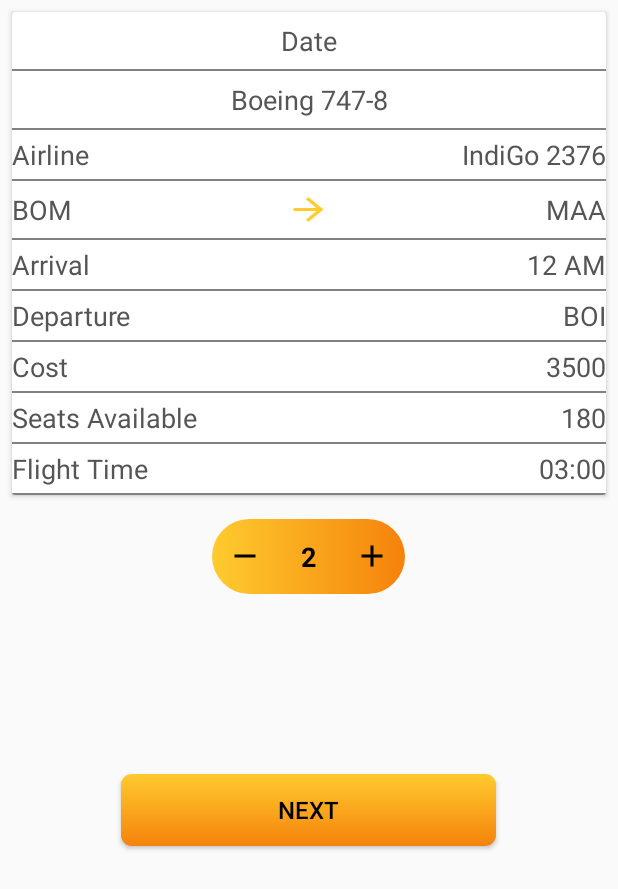
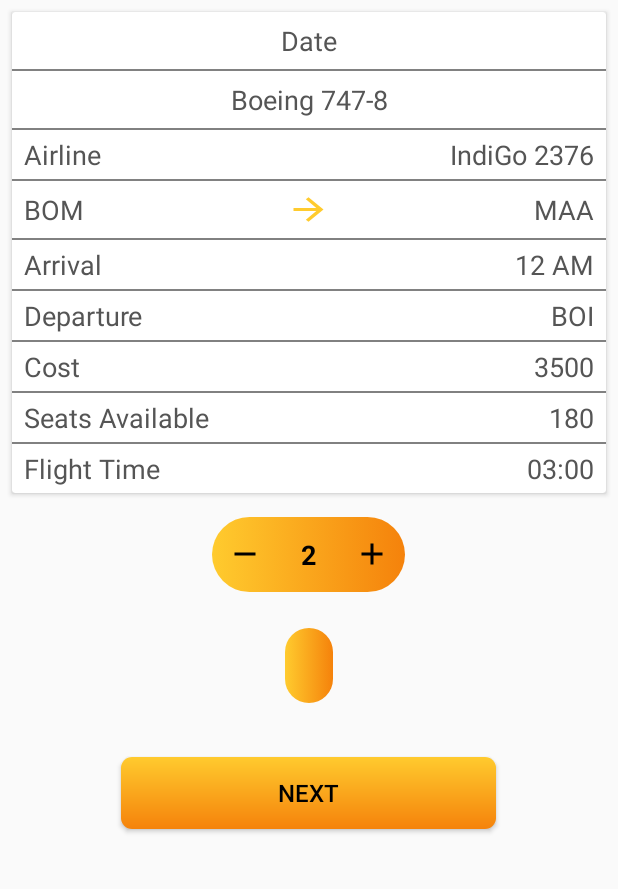
Before and after one commit to Bhushan-CPatil/TestApplication, an Android app: the layout activity_ticket_booking.xml on its own in the app's theme, with its tools: preview values and no code run, on a phone screen of 412 x 824 dp. Shown: the top 889 px of the screen. Run offline under Robolectric (Android 15) with nearby library versions, the phone set to English and light mode, and no system bars.

Commit message:
Initial commit

```diff
--- a/app/src/main/java/com/bhushan/testapplication/fragment/Flight_List.java
+++ b/app/src/main/java/com/bhushan/testapplication/fragment/Flight_List.java
@@ -67,7 +67,7 @@ public class Flight_List extends Fragment {
                 myHolder.to.setText(model.getFTO());
                 myHolder.arrival.setText(model.getARRIVAL());
                 myHolder.depar.setText(model.getDEPARTURE());
-                myHolder.cost.setText("₹. : "+model.getECOST());
+                myHolder.cost.setText("₹. "+model.getECOST());
                 myHolder.itemView.setTag(i);
 
                         myHolder.itemView.setOnClickListener(new View.OnClickListener() {
--- a/app/src/main/res/layout/activity_ticket_booking.xml
+++ b/app/src/main/res/layout/activity_ticket_booking.xml
@@ -76,6 +76,7 @@
                         android:layout_height="wrap_content"
                         android:layout_weight="1"
                         android:text="Airline"
+                        android:paddingLeft="8dp"
                         android:textColor="@color/textcolordarkgray"
                         android:textSize="18sp" />
 
@@ -85,6 +86,7 @@
                         android:layout_height="wrap_content"
                         android:layout_weight="1"
                         android:text="IndiGo 2376"
+                        android:paddingRight="8dp"
                         android:gravity="end"
                         android:textColor="@color/textcolordarkgray"
                         android:textSize="18sp" />
@@ -115,6 +117,7 @@
                         android:layout_height="wrap_content"
                         android:layout_weight="6"
                         android:text="BOM"
+                        android:paddingLeft="8dp"
                         android:gravity="left"
                         android:layout_gravity="center"
                         android:textColor="@color/textcolordarkgray"
@@ -132,6 +135,7 @@
                         android:layout_height="wrap_content"
                         android:layout_weight="6"
                         android:text="MAA"
+                        android:paddingRight="8dp"
                         android:layout_gravity="center"
                         android:gravity="end"
                         android:textColor="@color/textcolordarkgray"
@@ -154,6 +158,7 @@
                         android:layout_height="wrap_content"
                         android:layout_weight="1"
                         android:text="Arrival"
+                        android:paddingLeft="8dp"
                         android:textColor="@color/textcolordarkgray"
                         android:textSize="18sp" />
 
@@ -163,6 +168,7 @@
                         android:layout_height="wrap_content"
                         android:layout_weight="1"
                         android:gravity="end"
+                        android:paddingRight="8dp"
                         android:text="12 AM"
                         android:textColor="@color/textcolordarkgray"
                         android:textSize="18sp" />
@@ -185,6 +191,7 @@
                         android:layout_height="wrap_content"
                         android:layout_weight="1"
                         android:text="Departure"
+                        android:paddingLeft="8dp"
                         android:textColor="@color/textcolordarkgray"
                         android:textSize="18sp" />
 
@@ -194,6 +201,7 @@
                         android:layout_height="wrap_content"
                         android:layout_weight="1"
                         android:text="BOI"
+                        android:paddingRight="8dp"
                         android:gravity="end"
                         android:textColor="@color/textcolordarkgray"
                         android:textSize="18sp" />
@@ -216,6 +224,7 @@
                         android:layout_height="wrap_content"
                         android:layout_weight="1"
                         android:text="Cost"
+                        android:paddingLeft="8dp"
                         android:textColor="@color/textcolordarkgray"
                         android:textSize="18sp" />
 
@@ -225,6 +234,7 @@
                         android:layout_height="wrap_content"
                         android:layout_weight="1"
                         android:text="3500"
+                        android:paddingRight="8dp"
                         android:gravity="end"
                         android:textColor="@color/textcolordarkgray"
                         android:textSize="18sp" />
@@ -247,6 +257,7 @@
                         android:layout_height="wrap_content"
                         android:layout_weight="1"
                         android:text="Seats Available"
+                        android:paddingLeft="8dp"
                         android:textColor="@color/textcolordarkgray"
                         android:textSize="18sp" />
 
@@ -257,6 +268,7 @@
                         android:layout_weight="1"
                         android:text="180"
                         android:gravity="end"
+                        android:paddingRight="8dp"
                         android:textColor="@color/textcolordarkgray"
                         android:textSize="18sp" />
 
@@ -277,6 +289,7 @@
                         android:layout_width="0dp"
                         android:layout_height="wrap_content"
                         android:layout_weight="1"
+                        android:paddingLeft="8dp"
                         android:text="Flight Time"
                         android:textColor="@color/textcolordarkgray"
                         android:textSize="18sp" />
@@ -287,15 +300,12 @@
                         android:layout_height="wrap_content"
                         android:layout_weight="1"
                         android:text="03:00"
+                        android:paddingRight="8dp"
                         android:gravity="end"
                         android:textColor="@color/textcolordarkgray"
                         android:textSize="18sp" />
 
                 </LinearLayout>
-                <TextView
-                    android:layout_width="match_parent"
-                    android:layout_height="1dp"
-                    android:background="@color/textcolorgray"/>
             </LinearLayout>
         </android.support.v7.widget.CardView>
 
@@ -337,23 +347,28 @@
 
             </LinearLayout>
 
-        <android.support.v7.widget.CardView
+        <LinearLayout
             android:layout_width="wrap_content"
             android:layout_height="wrap_content"
             android:layout_gravity="center"
             android:layout_margin="16dp">
             <LinearLayout
                 android:layout_width="match_parent"
-                android:layout_height="60dp"
+                android:layout_height="50dp"
                 android:background="@drawable/round_gradient">
                 <TextView
                     android:layout_width="match_parent"
                     android:layout_height="wrap_content"
                     android:textStyle="bold"
+                    android:layout_gravity="center"
+                    android:paddingLeft="16dp"
+                    android:paddingRight="16dp"
+                    android:gravity="center"
+                    android:id="@+id/price"
                     android:textSize="20sp"
                     android:textColor="@color/textcolorblack"/>
             </LinearLayout>
-        </android.support.v7.widget.CardView>
+        </LinearLayout>
         <Button
             android:layout_width="250dp"
             android:layout_height="wrap_content"
```
Also changed, not shown: app/src/main/java/com/bhushan/testapplication/activity/TicketBooking.java (+36 -0 lines).
